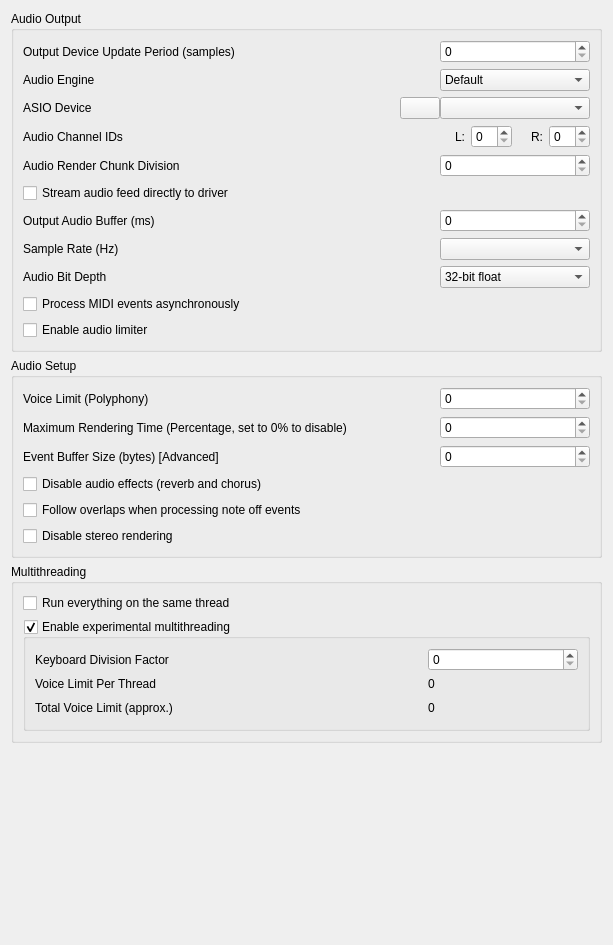
Before: the Qt Designer form OmniMIDIConfigurator/src/bassmidisettings.ui in KeppySoftware/OmniMIDIv2, drawn with Qt 5.
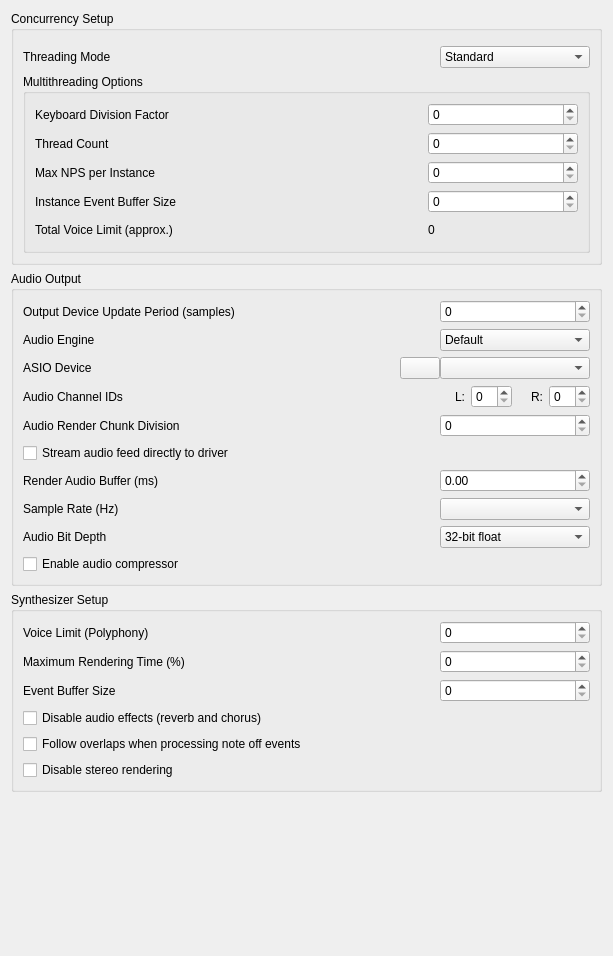
After: the same form once the commit is applied. Icons and pictures are not drawn. Custom widgets are drawn as their Qt base class.

The edit to the form file:
```diff
--- a/OmniMIDIConfigurator/src/bassmidisettings.ui
+++ b/OmniMIDIConfigurator/src/bassmidisettings.ui
@@ -7,7 +7,7 @@
     <x>0</x>
     <y>0</y>
     <width>613</width>
-    <height>945</height>
+    <height>956</height>
    </rect>
   </property>
   <property name="sizePolicy">
@@ -20,6 +20,324 @@
    <string>Form</string>
   </property>
   <layout class="QVBoxLayout" name="verticalLayout">
+   <item>
+    <widget class="QGroupBox" name="setupTab">
+     <property name="sizePolicy">
+      <sizepolicy hsizetype="Preferred" vsizetype="Maximum">
+       <horstretch>0</horstretch>
+       <verstretch>0</verstretch>
+      </sizepolicy>
+     </property>
+     <property name="title">
+      <string>Concurrency Setup</string>
+     </property>
+     <layout class="QVBoxLayout" name="verticalLayout_2">
+      <item>
+       <widget class="QWidget" name="horizontalWidget" native="true">
+        <layout class="QHBoxLayout" name="horizontalLayout_5">
+         <property name="leftMargin">
+          <number>0</number>
+         </property>
+         <property name="topMargin">
+          <number>0</number>
+         </property>
+         <property name="rightMargin">
+          <number>0</number>
+         </property>
+         <property name="bottomMargin">
+          <number>0</number>
+         </property>
+        </layout>
+       </widget>
+      </item>
+      <item>
+       <widget class="QWidget" name="gridWidget" native="true">
+        <property name="minimumSize">
+         <size>
+          <width>0</width>
+          <height>0</height>
+         </size>
+        </property>
+        <layout class="QGridLayout" name="gridLayout">
+         <property name="leftMargin">
+          <number>0</number>
+         </property>
+         <property name="topMargin">
+          <number>0</number>
+         </property>
+         <property name="rightMargin">
+          <number>0</number>
+         </property>
+         <property name="bottomMargin">
+          <number>0</number>
+         </property>
+         <item row="0" column="2">
+          <widget class="QComboBox" name="threading">
+           <property name="minimumSize">
+            <size>
+             <width>150</width>
+             <height>0</height>
+            </size>
+           </property>
+           <property name="currentIndex">
+            <number>1</number>
+           </property>
+           <item>
+            <property name="text">
+             <string>Singlethreaded</string>
+            </property>
+           </item>
+           <item>
+            <property name="text">
+             <string>Standard</string>
+            </property>
+           </item>
+           <item>
+            <property name="text">
+             <string>Multithreaded</string>
+            </property>
+           </item>
+          </widget>
+         </item>
+         <item row="0" column="0">
+          <widget class="QLabel" name="label_3">
+           <property name="sizePolicy">
+            <sizepolicy hsizetype="MinimumExpanding" vsizetype="Preferred">
+             <horstretch>0</horstretch>
+             <verstretch>0</verstretch>
+            </sizepolicy>
+           </property>
+           <property name="text">
+            <string>Threading Mode</string>
+           </property>
+          </widget>
+         </item>
+         <item row="0" column="1">
+          <widget class="QPushButton" name="pushButton_2">
+           <property name="toolTip">
+            <string>&lt;html&gt;&lt;head/&gt;&lt;body&gt;&lt;p&gt;- &lt;span style=&quot; font-weight:700;&quot;&gt;Singlethreaded&lt;/span&gt; mode will force the rendering and the events processing to happen on the same thread.&lt;/p&gt;&lt;p&gt;- &lt;span style=&quot; font-weight:700;&quot;&gt;Standard&lt;/span&gt; mode will allow the rendering and the events processing to run in two different threads asynchronously.&lt;/p&gt;&lt;p&gt;- &lt;span style=&quot; font-weight:700;&quot;&gt;Multithreaded&lt;/span&gt; mode will create multiple instances of BASSMIDI and split the rendering in threads according to the parameters set below.&lt;/p&gt;&lt;/body&gt;&lt;/html&gt;</string>
+           </property>
+           <property name="text">
+            <string/>
+           </property>
+           <property name="icon">
+            <iconset theme="help-about"/>
+           </property>
+           <property name="flat">
+            <bool>true</bool>
+           </property>
+          </widget>
+         </item>
+        </layout>
+       </widget>
+      </item>
+      <item>
+       <widget class="QGroupBox" name="multithreading">
+        <property name="title">
+         <string>Multithreading Options</string>
+        </property>
+        <property name="checkable">
+         <bool>false</bool>
+        </property>
+        <layout class="QGridLayout" name="gridLayout_3">
+         <item row="0" column="2">
+          <widget class="QSpinBox" name="kbDiv">
+           <property name="minimumSize">
+            <size>
+             <width>150</width>
+             <height>0</height>
+            </size>
+           </property>
+           <property name="maximum">
+            <number>128</number>
+           </property>
+          </widget>
+         </item>
+         <item row="0" column="0">
+          <widget class="QLabel" name="label_18">
+           <property name="sizePolicy">
+            <sizepolicy hsizetype="MinimumExpanding" vsizetype="Preferred">
+             <horstretch>0</horstretch>
+             <verstretch>0</verstretch>
+            </sizepolicy>
+           </property>
+           <property name="text">
+            <string>Keyboard Division Factor</string>
+           </property>
+          </widget>
+         </item>
+         <item row="4" column="2">
+          <widget class="QLabel" name="mtVLtotal">
+           <property name="text">
+            <string>0</string>
+           </property>
+          </widget>
+         </item>
+         <item row="1" column="1">
+          <widget class="QPushButton" name="pushButton_4">
+           <property name="toolTip">
+            <string>&lt;html&gt;&lt;head/&gt;&lt;body&gt;&lt;p&gt;The audio rendering of the various BASSMIDI instances will be split between this amount of threads. Use 0 for OmniMIDI to automatically determine the number of threads to achieve the best possible performance.&lt;/p&gt;&lt;/body&gt;&lt;/html&gt;</string>
+           </property>
+           <property name="text">
+            <string/>
+           </property>
+           <property name="icon">
+            <iconset theme="help-about"/>
+           </property>
+           <property name="flat">
+            <bool>true</bool>
+           </property>
+          </widget>
+         </item>
+         <item row="0" column="1">
+          <widget class="QPushButton" name="pushButton_6">
+           <property name="toolTip">
+            <string>&lt;html&gt;&lt;head/&gt;&lt;body&gt;&lt;p&gt;OmniMIDI will split the synthesizer operation into multiple BASSMIDI instances. Each of the 16 MIDI channels will be split in the given amount of instances to speed up event processing and allow for higher voice limits. So the number of instances is calculated as such: (16 x keyb.div.factor)&lt;/p&gt;&lt;/body&gt;&lt;/html&gt;</string>
+           </property>
+           <property name="text">
+            <string/>
+           </property>
+           <property name="icon">
+            <iconset theme="help-about"/>
+           </property>
+           <property name="flat">
+            <bool>true</bool>
+           </property>
+          </widget>
+         </item>
+         <item row="4" column="1">
+          <widget class="QPushButton" name="pushButton_3">
+           <property name="toolTip">
+            <string>&lt;html&gt;&lt;head/&gt;&lt;body&gt;&lt;p&gt;To change the voice limit please see the corresponding setting in &amp;quot;Synthesizer Setup&amp;quot;. The voice limit will be set per instance and the total limit will only be reached when maxing out the voices in every instance.&lt;/p&gt;&lt;/body&gt;&lt;/html&gt;</string>
+           </property>
+           <property name="text">
+            <string/>
+           </property>
+           <property name="icon">
+            <iconset theme="help-about"/>
+           </property>
+           <property name="flat">
+            <bool>true</bool>
+           </property>
+          </widget>
+         </item>
+         <item row="1" column="2">
+          <widget class="QSpinBox" name="threadCount">
+           <property name="minimumSize">
+            <size>
+             <width>150</width>
+             <height>0</height>
+            </size>
+           </property>
+           <property name="maximum">
+            <number>1024</number>
+           </property>
+          </widget>
+         </item>
+         <item row="4" column="0">
+          <widget class="QWidget" name="horizontalWidget" native="true">
+           <layout class="QHBoxLayout" name="horizontalLayout_6">
+            <property name="leftMargin">
+             <number>0</number>
+            </property>
+            <property name="topMargin">
+             <number>0</number>
+            </property>
+            <property name="rightMargin">
+             <number>0</number>
+            </property>
+            <property name="bottomMargin">
+             <number>0</number>
+            </property>
+            <item>
+             <widget class="QLabel" name="label_9">
+              <property name="sizePolicy">
+               <sizepolicy hsizetype="MinimumExpanding" vsizetype="Preferred">
+                <horstretch>0</horstretch>
+                <verstretch>0</verstretch>
+               </sizepolicy>
+              </property>
+              <property name="text">
+               <string>Total Voice Limit (approx.)</string>
+              </property>
+             </widget>
+            </item>
+           </layout>
+          </widget>
+         </item>
+         <item row="2" column="2">
+          <widget class="QSpinBox" name="maxInstanceNps">
+           <property name="maximum">
+            <number>1073741824</number>
+           </property>
+          </widget>
+         </item>
+         <item row="1" column="0">
+          <widget class="QLabel" name="label_17">
+           <property name="text">
+            <string>Thread Count</string>
+           </property>
+          </widget>
+         </item>
+         <item row="2" column="0">
+          <widget class="QLabel" name="label_7">
+           <property name="text">
+            <string>Max NPS per Instance</string>
+           </property>
+          </widget>
+         </item>
+         <item row="2" column="1">
+          <widget class="QPushButton" name="pushButton_5">
+           <property name="toolTip">
+            <string>&lt;html&gt;&lt;head/&gt;&lt;body&gt;&lt;p&gt;This sets the maximum Notes Per Second that will be processed by a single BASSMIDI instance. When the NPS limit is reached, notes with higher velocities will be prioritized. &lt;/p&gt;&lt;/body&gt;&lt;/html&gt;</string>
+           </property>
+           <property name="text">
+            <string/>
+           </property>
+           <property name="icon">
+            <iconset theme="help-about"/>
+           </property>
+           <property name="flat">
+            <bool>true</bool>
+           </property>
+          </widget>
+         </item>
+         <item row="3" column="0">
+          <widget class="QLabel" name="label_19">
+           <property name="text">
+            <string>Instance Event Buffer Size</string>
+           </property>
+          </widget>
+         </item>
+         <item row="3" column="1">
+          <widget class="QPushButton" name="pushButton_7">
+           <property name="toolTip">
+            <string>&lt;html&gt;&lt;head/&gt;&lt;body&gt;&lt;p&gt;This amount of DWORDs (4 bytes) will be allocated for each BASSMIDI instance. If the buffer is too small it might cause the event processing to slow down, but it will not cause any events to be skipped. This is different from the Global Event Buffer (see the &amp;quot;Synthesizer Setup&amp;quot; section).&lt;/p&gt;&lt;/body&gt;&lt;/html&gt;</string>
+           </property>
+           <property name="text">
+            <string/>
+           </property>
+           <property name="icon">
+            <iconset theme="help-about"/>
+           </property>
+           <property name="flat">
+            <bool>true</bool>
+           </property>
+          </widget>
+         </item>
+         <item row="3" column="2">
+          <widget class="QSpinBox" name="instanceEvBufSize">
+           <property name="maximum">
+            <number>1073741824</number>
+           </property>
+          </widget>
+         </item>
+        </layout>
+       </widget>
+      </item>
+     </layout>
+    </widget>
+   </item>
    <item>
     <widget class="QGroupBox" name="audioOutputTab">
      <property name="sizePolicy">
@@ -56,19 +374,6 @@
          <property name="spacing">
           <number>0</number>
          </property>
-         <item row="0" column="1">
-          <widget class="QSpinBox" name="bufPeriod">
-           <property name="minimumSize">
-            <size>
-             <width>150</width>
-             <height>0</height>
-            </size>
-           </property>
-           <property name="maximum">
-            <number>999999999</number>
-           </property>
-          </widget>
-         </item>
          <item row="0" column="0">
           <widget class="QLabel" name="label_16">
            <property name="sizePolicy">
@@ -82,6 +387,35 @@
            </property>
           </widget>
          </item>
+         <item row="0" column="2">
+          <widget class="QSpinBox" name="bufPeriod">
+           <property name="minimumSize">
+            <size>
+             <width>150</width>
+             <height>0</height>
+            </size>
+           </property>
+           <property name="maximum">
+            <number>1073741824</number>
+           </property>
+          </widget>
+         </item>
+         <item row="0" column="1">
+          <widget class="QPushButton" name="pushButton_10">
+           <property name="toolTip">
+            <string>&lt;html&gt;&lt;head/&gt;&lt;body&gt;&lt;p&gt;The device update period determines how often data is generated and placed in an output device's buffer. A shorter period allows a smaller buffer and lower latency but may use more CPU than a longer period. &lt;/p&gt;&lt;/body&gt;&lt;/html&gt;</string>
+           </property>
+           <property name="text">
+            <string/>
+           </property>
+           <property name="icon">
+            <iconset theme="help-about"/>
+           </property>
+           <property name="flat">
+            <bool>true</bool>
+           </property>
+          </widget>
+         </item>
         </layout>
        </widget>
       </item>
@@ -192,7 +526,7 @@
             <item row="2" column="1">
              <widget class="QSpinBox" name="asioChunksDivision">
               <property name="maximum">
-               <number>999999999</number>
+               <number>1073741824</number>
               </property>
              </widget>
             </item>
@@ -391,30 +725,10 @@
          <property name="bottomMargin">
           <number>0</number>
          </property>
-         <item row="2" column="0">
-          <widget class="QLabel" name="label_5">
-           <property name="text">
-            <string>Audio Bit Depth</string>
-           </property>
-          </widget>
-         </item>
-         <item row="1" column="0">
-          <widget class="QLabel" name="label_4">
-           <property name="sizePolicy">
-            <sizepolicy hsizetype="MinimumExpanding" vsizetype="Preferred">
-             <horstretch>0</horstretch>
-             <verstretch>0</verstretch>
-            </sizepolicy>
-           </property>
-           <property name="text">
-            <string>Sample Rate (Hz)</string>
-           </property>
-          </widget>
-         </item>
          <item row="3" column="0">
-          <widget class="QCheckBox" name="asyncMode">
+          <widget class="QCheckBox" name="audioLimiter">
            <property name="text">
-            <string>Process MIDI events asynchronously</string>
+            <string>Enable audio compressor</string>
            </property>
           </widget>
          </item>
@@ -444,13 +758,6 @@
            </item>
           </widget>
          </item>
-         <item row="4" column="0">
-          <widget class="QCheckBox" name="audioLimiter">
-           <property name="text">
-            <string>Enable audio limiter</string>
-           </property>
-          </widget>
-         </item>
          <item row="0" column="0">
           <widget class="QLabel" name="label">
            <property name="sizePolicy">
@@ -460,32 +767,55 @@
             </sizepolicy>
            </property>
            <property name="text">
-            <string>Output Audio Buffer (ms)</string>
+            <string>Render Audio Buffer (ms)</string>
            </property>
           </widget>
          </item>
-         <item row="0" column="1">
-          <widget class="QSpinBox" name="audioBuffer">
+         <item row="1" column="0">
+          <widget class="QLabel" name="label_4">
            <property name="sizePolicy">
-            <sizepolicy hsizetype="Minimum" vsizetype="Maximum">
+            <sizepolicy hsizetype="MinimumExpanding" vsizetype="Preferred">
              <horstretch>0</horstretch>
              <verstretch>0</verstretch>
             </sizepolicy>
            </property>
-           <property name="minimumSize">
-            <size>
-             <width>150</width>
-             <height>0</height>
-            </size>
-           </property>
-           <property name="maximum">
-            <number>999999999</number>
+           <property name="text">
+            <string>Sample Rate (Hz)</string>
            </property>
           </widget>
          </item>
          <item row="1" column="1">
           <widget class="SampleRateSelector" name="sampleRate"/>
          </item>
+         <item row="2" column="0">
+          <widget class="QLabel" name="label_5">
+           <property name="text">
+            <string>Audio Bit Depth</string>
+           </property>
+          </widget>
+         </item>
+         <item row="0" column="1">
+          <widget class="QDoubleSpinBox" name="audioBuffer">
+           <property name="sizePolicy">
+            <sizepolicy hsizetype="Minimum" vsizetype="Maximum">
+             <horstretch>0</horstretch>
+             <verstretch>0</verstretch>
+            </sizepolicy>
+           </property>
+           <property name="minimumSize">
+            <size>
+             <width>150</width>
+             <height>0</height>
+            </size>
+           </property>
+           <property name="decimals">
+            <number>2</number>
+           </property>
+           <property name="maximum">
+            <double>1000.000000000000000</double>
+           </property>
+          </widget>
+         </item>
         </layout>
        </widget>
       </item>
@@ -493,7 +823,7 @@
     </widget>
    </item>
    <item>
-    <widget class="QGroupBox" name="audioSetupTab">
+    <widget class="QGroupBox" name="synttSetupTab">
      <property name="sizePolicy">
       <sizepolicy hsizetype="Preferred" vsizetype="Maximum">
        <horstretch>0</horstretch>
@@ -501,27 +831,26 @@
       </sizepolicy>
      </property>
      <property name="title">
-      <string>Audio Setup</string>
+      <string>Synthesizer Setup</string>
      </property>
      <layout class="QGridLayout" name="gridLayout_2">
-      <item row="1" column="0">
-       <widget class="QLabel" name="label_8">
-        <property name="text">
-         <string>Maximum Rendering Time (Percentage, set to 0% to disable)</string>
+      <item row="2" column="2">
+       <widget class="QSpinBox" name="evBufSize">
+        <property name="minimumSize">
+         <size>
+          <width>150</width>
+          <height>0</height>
+         </size>
         </property>
-       </widget>
-      </item>
-      <item row="1" column="1">
-       <widget class="QSpinBox" name="renderTimeLimit">
         <property name="maximum">
-         <number>100</number>
+         <number>999999999</number>
         </property>
        </widget>
       </item>
-      <item row="3" column="0">
-       <widget class="QCheckBox" name="disableEffects">
+      <item row="5" column="0">
+       <widget class="QCheckBox" name="monoRendering">
         <property name="text">
-         <string>Disable audio effects (reverb and chorus)</string>
+         <string>Disable stereo rendering</string>
         </property>
        </widget>
       </item>
@@ -538,8 +867,22 @@
         </property>
        </widget>
       </item>
-      <item row="0" column="1">
-       <widget class="QSpinBox" name="globalVoiceLimit">
+      <item row="3" column="0">
+       <widget class="QCheckBox" name="disableEffects">
+        <property name="text">
+         <string>Disable audio effects (reverb and chorus)</string>
+        </property>
+       </widget>
+      </item>
+      <item row="2" column="0">
+       <widget class="QLabel" name="label_2">
+        <property name="text">
+         <string>Event Buffer Size</string>
+        </property>
+       </widget>
+      </item>
+      <item row="0" column="2">
+       <widget class="QSpinBox" name="voiceLimit">
         <property name="sizePolicy">
          <sizepolicy hsizetype="Minimum" vsizetype="Maximum">
           <horstretch>0</horstretch>
@@ -564,203 +907,63 @@
         </property>
        </widget>
       </item>
-      <item row="5" column="0">
-       <widget class="QCheckBox" name="monoRendering">
+      <item row="1" column="2">
+       <widget class="QSpinBox" name="renderTimeLimit">
+        <property name="maximum">
+         <number>100</number>
+        </property>
+       </widget>
+      </item>
+      <item row="1" column="0">
+       <widget class="QLabel" name="label_8">
         <property name="text">
-         <string>Disable stereo rendering</string>
+         <string>Maximum Rendering Time (%)</string>
         </property>
        </widget>
       </item>
       <item row="2" column="1">
-       <widget class="QSpinBox" name="evBufSize">
-        <property name="minimumSize">
-         <size>
-          <width>150</width>
-          <height>0</height>
-         </size>
+       <widget class="QPushButton" name="pushButton_8">
+        <property name="toolTip">
+         <string>&lt;html&gt;&lt;head/&gt;&lt;body&gt;&lt;p&gt;This amount of DWORDs (4 bytes) will be allocated for buffering MIDI events to be sent to BASSMIDI. If the buffer is too small and the synth cannot process the events quickly enough, some events might be skipped.&lt;/p&gt;&lt;/body&gt;&lt;/html&gt;</string>
         </property>
-        <property name="maximum">
-         <number>999999999</number>
-        </property>
-       </widget>
-      </item>
-      <item row="2" column="0">
-       <widget class="QLabel" name="label_2">
         <property name="text">
-         <string>Event Buffer Size (bytes) [Advanced]</string>
+         <string/>
         </property>
+        <property name="icon">
+         <iconset theme="help-about"/>
+        </property>
+        <property name="flat">
+         <bool>true</bool>
+        </property>
        </widget>
       </item>
-     </layout>
-    </widget>
-   </item>
-   <item>
-    <widget class="QGroupBox" name="mutithreadingTab">
-     <property name="sizePolicy">
-      <sizepolicy hsizetype="Preferred" vsizetype="Maximum">
-       <horstretch>0</horstretch>
-       <verstretch>0</verstretch>
-      </sizepolicy>
-     </property>
-     <property name="title">
-      <string>Multithreading</string>
-     </property>
-     <layout class="QVBoxLayout" name="verticalLayout_2">
-      <item>
-       <widget class="QCheckBox" name="oneThreadMode">
+      <item row="1" column="1">
+       <widget class="QPushButton" name="pushButton_9">
+        <property name="toolTip">
+         <string>&lt;html&gt;&lt;head/&gt;&lt;body&gt;&lt;p&gt;0 = Automatic, over 100 = Limit waiting for samples to load but do not kill voices.&lt;/p&gt;&lt;p&gt;It is not strictly the CPU usage that is measured, but rather how timely the stream is able to render data. For example, a limit of 50% would mean that the rendering would need to be at least 2x real-time speed. When the limit is exceeded (unless the limit is over 100), BASSMIDI will begin killing voices, starting with the most quiet. The voice limit will also be reduced temporarily to prevent the killed voices all immediately being replaced by new ones. &lt;/p&gt;&lt;p&gt;When the CPU usage is limited, BASSMIDI will also limit how long it waits for samples to load. If the required amount of data cannot be loaded in time then a sample will be silenced until it is available and the stream will continue playing other samples as normal in the meantime. &lt;/p&gt;&lt;/body&gt;&lt;/html&gt;</string>
+        </property>
         <property name="text">
-         <string>Run everything on the same thread</string>
+         <string/>
         </property>
-       </widget>
-      </item>
-      <item>
-       <widget class="QGroupBox" name="multithreading">
-        <property name="title">
-         <string>Enable experimental multithreading</string>
+        <property name="icon">
+         <iconset theme="help-about"/>
         </property>
-        <property name="checkable">
+        <property name="flat">
          <bool>true</bool>
         </property>
-        <layout class="QGridLayout" name="gridLayout_3">
-         <item row="0" column="0">
-          <widget class="QWidget" name="horizontalWidget" native="true">
-           <layout class="QHBoxLayout" name="horizontalLayout_5">
-            <property name="leftMargin">
-             <number>0</number>
-            </property>
-            <property name="topMargin">
-             <number>0</number>
-            </property>
-            <property name="rightMargin">
-             <number>0</number>
-            </property>
-            <property name="bottomMargin">
-             <number>0</number>
-            </property>
-            <item>
-             <widget class="QLabel" name="label_3">
-              <property name="sizePolicy">
-               <sizepolicy hsizetype="MinimumExpanding" vsizetype="Preferred">
-                <horstretch>0</horstretch>
-                <verstretch>0</verstretch>
-               </sizepolicy>
-              </property>
-              <property name="text">
-               <string>Keyboard Division Factor</string>
-              </property>
-             </widget>
-            </item>
-            <item>
-             <widget class="QPushButton" name="pushButton_2">
-              <property name="toolTip">
-               <string>&lt;html&gt;&lt;head/&gt;&lt;body&gt;&lt;p&gt;When multithreading is enabled, OmniMIDI will create by default one thread per MIDI channel (16 threads). This factor will devide the 128 keys of the MIDI keyboard into chunks for each one of which, a thread will be created. For example when setting to 4, the amount of threads will be 16 x 4 = 64 threads. For the best results, this should be a power of 2.&lt;/p&gt;&lt;/body&gt;&lt;/html&gt;</string>
-              </property>
-              <property name="text">
-               <string/>
-              </property>
-              <property name="icon">
-               <iconset theme="help-about"/>
-              </property>
-              <property name="flat">
-               <bool>true</bool>
-              </property>
-             </widget>
-            </item>
-           </layout>
-          </widget>
-         </item>
-         <item row="0" column="1">
-          <widget class="QSpinBox" name="mtKbDivs">
-           <property name="minimumSize">
-            <size>
-             <width>150</width>
-             <height>0</height>
-            </size>
-           </property>
-           <property name="maximum">
-            <number>128</number>
-           </property>
-          </widget>
-         </item>
-         <item row="1" column="0">
-          <widget class="QLabel" name="label_7">
-           <property name="text">
-            <string>Voice Limit Per Thread</string>
-           </property>
-          </widget>
-         </item>
-         <item row="1" column="1">
-          <widget class="QLabel" name="mtVLthread">
-           <property name="text">
-            <string>0</string>
-           </property>
-          </widget>
-         </item>
-         <item row="2" column="1">
-          <widget class="QLabel" name="mtVLtotal">
-           <property name="text">
-            <string>0</string>
-           </property>
-          </widget>
-         </item>
-         <item row="2" column="0">
-          <widget class="QWidget" name="horizontalWidget" native="true">
-           <layout class="QHBoxLayout" name="horizontalLayout_6">
-            <property name="leftMargin">
-             <number>0</number>
-            </property>
-            <property name="topMargin">
-             <number>0</number>
-            </property>
-            <property name="rightMargin">
-             <number>0</number>
-            </property>
-            <property name="bottomMargin">
-             <number>0</number>
-            </property>
-            <item>
-             <widget class="QLabel" name="label_9">
-              <property name="sizePolicy">
-               <sizepolicy hsizetype="MinimumExpanding" vsizetype="Preferred">
-                <horstretch>0</horstretch>
-                <verstretch>0</verstretch>
-               </sizepolicy>
-              </property>
-              <property name="text">
-               <string>Total Voice Limit (approx.)</string>
-              </property>
-             </widget>
-            </item>
-            <item>
-             <widget class="QPushButton" name="pushButton_3">
-              <property name="toolTip">
-               <string>&lt;html&gt;&lt;head/&gt;&lt;body&gt;&lt;p&gt;To change the voice limit please see the corresponding setting in &amp;quot;Audio Setup&amp;quot;. The voice limit will be set per thread and the total limit will only be reached when maxing out the voices in every thread.&lt;/p&gt;&lt;/body&gt;&lt;/html&gt;</string>
-              </property>
-              <property name="text">
-               <string/>
-              </property>
-              <property name="icon">
-               <iconset theme="help-about"/>
-              </property>
-              <property name="flat">
-               <bool>true</bool>
-              </property>
-             </widget>
-            </item>
-           </layout>
-          </widget>
-         </item>
-        </layout>
        </widget>
       </item>
      </layout>
     </widget>
    </item>
    <item>
-    <spacer name="verticalSpacer">
+    <spacer name="verticalSpacer_2">
      <property name="orientation">
       <enum>Qt::Orientation::Vertical</enum>
      </property>
+     <property name="sizeType">
+      <enum>QSizePolicy::Policy::MinimumExpanding</enum>
+     </property>
      <property name="sizeHint" stdset="0">
       <size>
        <width>0</width>
```
